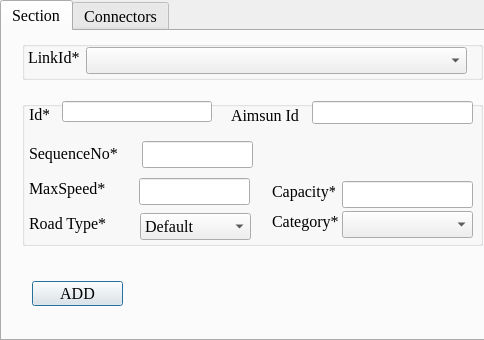
Qt form ui_segment.ui (chaitanyamalaviya/Trafficera) before a commit.
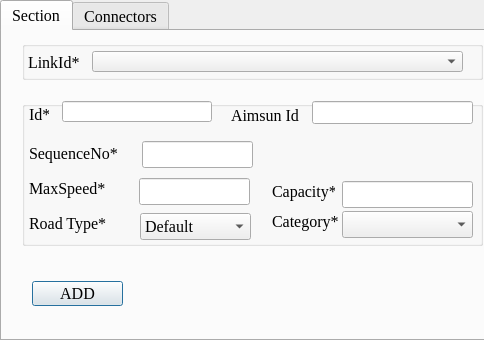
The same form after that commit. The open tabs and pages were chosen to show the change.

The edit to the form file:
```diff
--- a/ui_segment.ui
+++ b/ui_segment.ui
@@ -130,7 +130,7 @@
         <x>6</x>
         <y>6</y>
         <width>53</width>
-        <height>21</height>
+        <height>31</height>
        </rect>
       </property>
       <property name="font">
@@ -143,13 +143,13 @@
        <string>LinkId*</string>
       </property>
      </widget>
-     <widget class="QComboBox" name="linkIdComboBox">
+     <widget class="QComboBox" name="linkidcomboBox">
       <property name="geometry">
        <rect>
-        <x>64</x>
-        <y>6</y>
-        <width>381</width>
-        <height>27</height>
+        <x>70</x>
+        <y>10</y>
+        <width>371</width>
+        <height>21</height>
        </rect>
       </property>
       <property name="font">
@@ -468,6 +468,22 @@
        </font>
       </property>
      </widget>
+     <widget class="QComboBox" name="linkIdComboBox">
+      <property name="geometry">
+       <rect>
+        <x>-380</x>
+        <y>150</y>
+        <width>381</width>
+        <height>27</height>
+       </rect>
+      </property>
+      <property name="font">
+       <font>
+        <family>Times New Roman</family>
+        <pointsize>12</pointsize>
+       </font>
+      </property>
+     </widget>
     </widget>
    </widget>
    <widget class="QWidget" name="tab_4">
```
Left out of the diff: 46 changed lines with no effect on the pictures.
